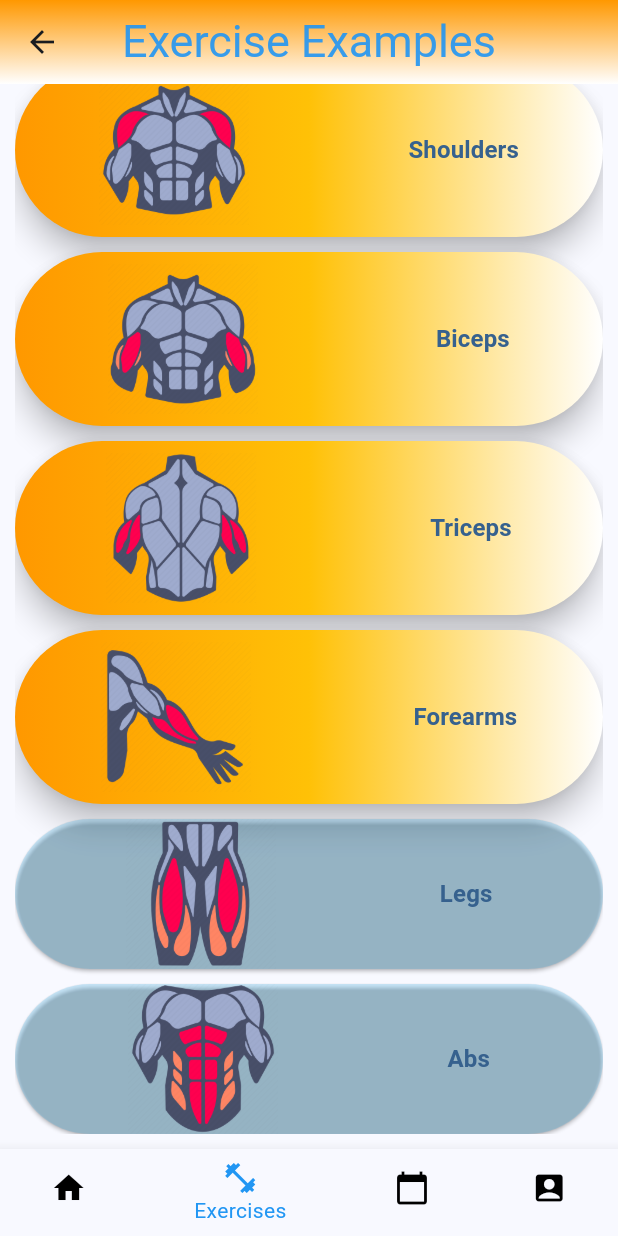
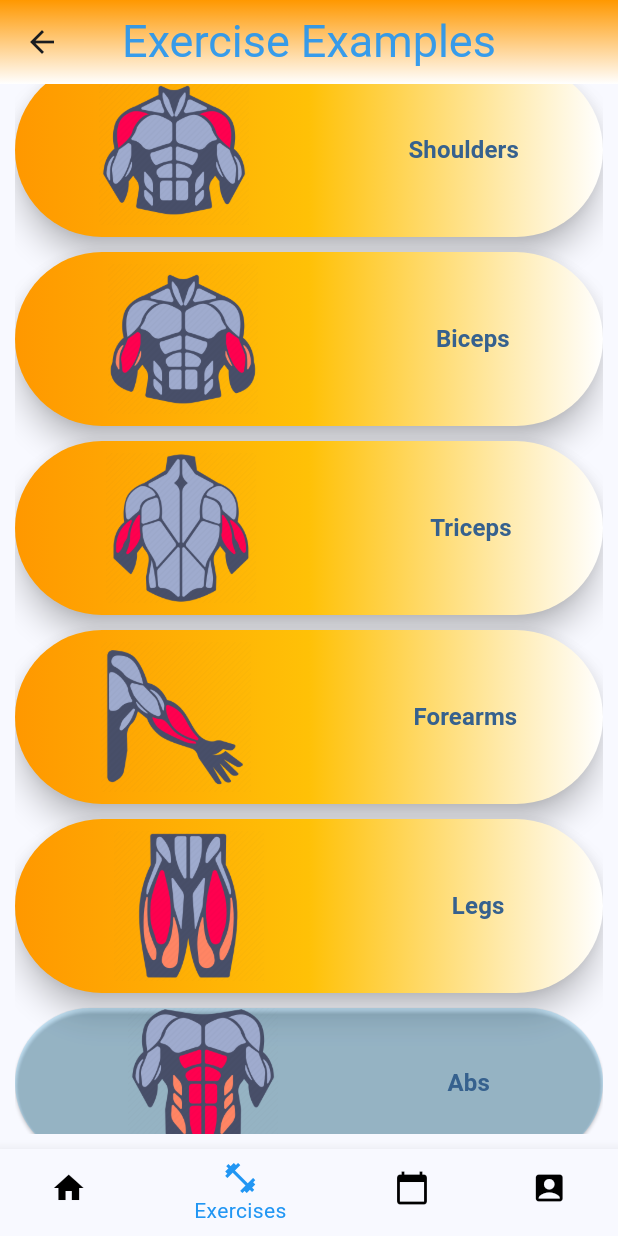
Before and after one commit to mateuszkasprzak94/fitness_prodigy, a Flutter app: the ExerciseExamplesPage screen opened directly, scrolled down 276 dp, on a phone screen of 412 x 824 dp. Run offline on Flutter 3.47's test engine with Material 2 defaults, Android fonts, the phone set to English and light mode, and no system bars; our stand-ins replace firebase_auth, firebase_core, google_fonts, shared_preferences; accounts and stored records are empty; Roboto replaces fonts that are missing (Satisfy).

Commit message:
Customize Legs button with gradient color

```diff
--- a/lib/app/after login plus features/exercies_examples/muscle_anatomy/legs_button.dart
+++ b/lib/app/after login plus features/exercies_examples/muscle_anatomy/legs_button.dart
@@ -9,16 +9,40 @@ class Legs extends StatelessWidget {
 
   @override
   Widget build(BuildContext context) {
-    return ElevatedButton(
+    const shape = StadiumBorder();
+
+    return Material(
+      color: Colors.transparent,
+      shape: shape,
+      elevation: 8,
+      child: Container(
+        decoration: const ShapeDecoration(
+          shape: shape,
+          gradient: LinearGradient(
+            colors: [
+              Colors.orange,
+              Colors.amber,
+              Colors.white,
+            ],
+          ),
+        ),
+        child: ElevatedButton(
           onPressed: () {
             Navigator.of(context).push(
               MaterialPageRoute(
-            builder: (_) => LegsPage(user: FirebaseAuth.instance.currentUser!),
+                builder: (_) =>
+                    LegsPage(user: FirebaseAuth.instance.currentUser!),
               ),
             );
           },
           style: ElevatedButton.styleFrom(
-        backgroundColor: const Color.fromARGB(45, 3, 168, 244),
+            padding: const EdgeInsets.symmetric(horizontal: 8, vertical: 8),
+
+            /// deactivate color and shadow
+            tapTargetSize: MaterialTapTargetSize.shrinkWrap,
+            backgroundColor: Colors.transparent,
+            shadowColor: Colors.transparent,
+            elevation: 0,
           ),
           child: Row(
             mainAxisAlignment: MainAxisAlignment.spaceEvenly,
@@ -35,6 +59,8 @@ class Legs extends StatelessWidget {
               )
             ],
           ),
+        ),
+      ),
     );
   }
 }
```
Lines whose indentation alone changed are shown as unchanged.
